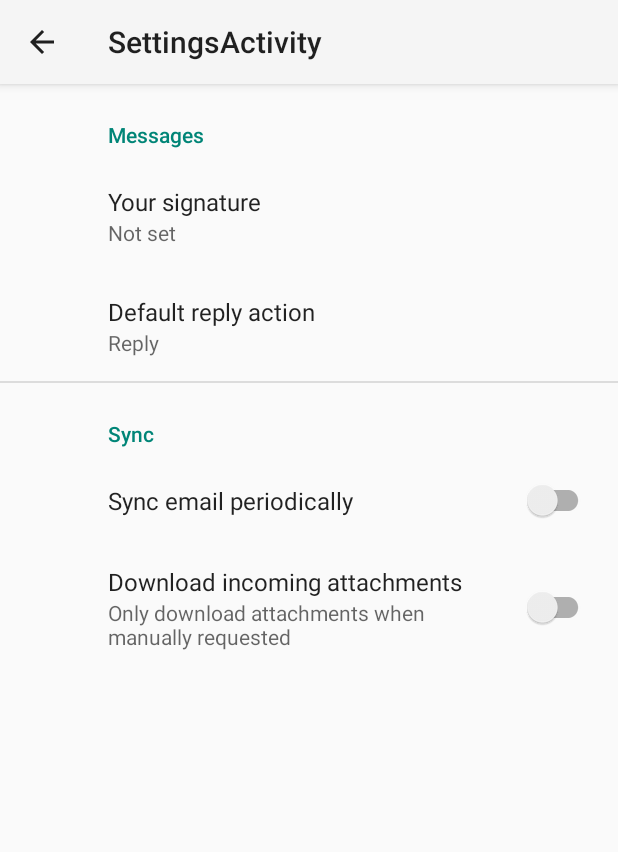
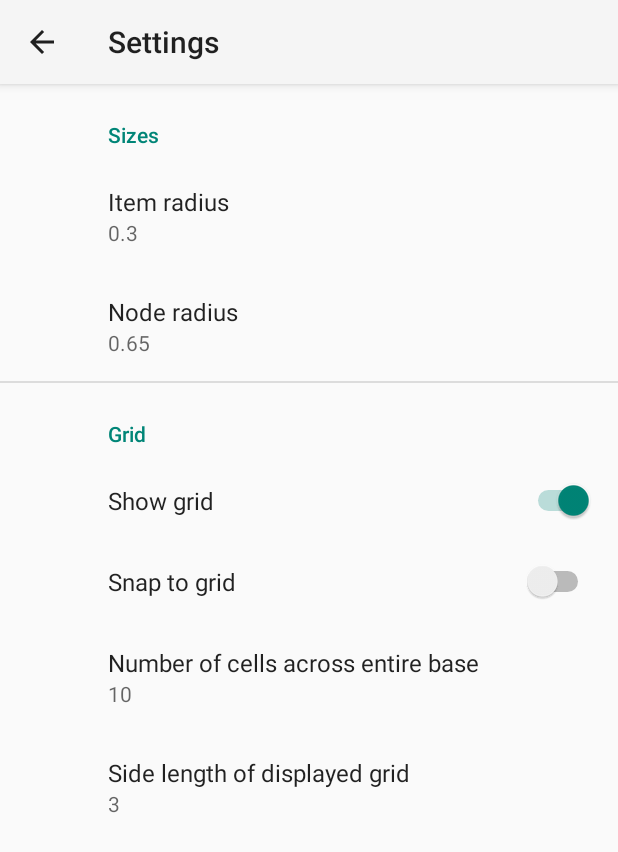
Before and after one commit to ickphum/armature, an Android app built with Jetpack Compose: the SettingsActivity screen opened directly, with no data from a screen before it, on a phone screen of 412 x 824 dp. Shown: the top 852 px of the screen. Run offline under Robolectric (Android 15) with nearby library versions, the phone set to English and light mode, and no system bars; our stand-ins replace androidx.preference.

Commit message:
Pre-holiday wip

```diff
--- a/app/src/main/AndroidManifest.xml
+++ b/app/src/main/AndroidManifest.xml
@@ -16,15 +16,20 @@
         android:icon="@mipmap/ic_launcher"
         android:label="@string/app_name"
         android:roundIcon="@mipmap/ic_launcher_round"
+        android:enableOnBackInvokedCallback="true"
         android:supportsRtl="true"
         android:theme="@style/Theme.AppCompat.Light"
         tools:targetApi="31">
         <activity
             android:name=".SettingsActivity"
+            android:configChanges="orientation|screenSize"
+
             android:parentActivityName=".MainActivity"
             android:exported="false"
             android:label="@string/title_activity_settings" />
         <activity
+            android:configChanges="orientation|screenSize"
+
             android:name=".MainActivity"
             android:exported="true"
             android:label="@string/title_activity_main"
--- a/app/src/main/java/com/ickphum/armature/MainActivity.kt
+++ b/app/src/main/java/com/ickphum/armature/MainActivity.kt
@@ -11,6 +11,7 @@ import android.widget.ImageButton
 import android.widget.ImageView
 import android.widget.LinearLayout
 import androidx.core.view.setPadding
+import androidx.preference.PreferenceManager
 
 private const val TAG = "MainActivity"
 
@@ -37,6 +38,10 @@ class MainActivity : Activity() {
         // as the ContentView for this Activity.
         surfaceView = SurfaceView(this)
         setContentView(surfaceView)
+
+        PreferenceManager.setDefaultValues(this, R.xml.root_preferences, false);
+
+//        setContentView( R.layout.settings )
 
         val params = LinearLayout.LayoutParams(
             LinearLayout.LayoutParams.MATCH_PARENT,
--- a/app/src/main/java/com/ickphum/armature/SettingsActivity.kt
+++ b/app/src/main/java/com/ickphum/armature/SettingsActivity.kt
@@ -1,8 +1,13 @@
 package com.ickphum.armature
 
+import android.content.Intent
 import android.os.Bundle
+import android.text.InputType
+import android.view.MenuItem
 import androidx.appcompat.app.AppCompatActivity
+import androidx.preference.EditTextPreference
 import androidx.preference.PreferenceFragmentCompat
+
 
 class SettingsActivity : AppCompatActivity() {
 
@@ -18,9 +23,34 @@ class SettingsActivity : AppCompatActivity() {
         supportActionBar?.setDisplayHomeAsUpEnabled(true)
     }
 
+    override fun onOptionsItemSelected(item: MenuItem): Boolean {
+        return when (item.itemId) {
+            android.R.id.home -> {
+                // app icon in action bar clicked; go home
+                val intent = Intent(this, MainActivity::class.java)
+                intent.addFlags(Intent.FLAG_ACTIVITY_CLEAR_TOP)
+                startActivity(intent)
+                true
+            }
+
+            else -> super.onOptionsItemSelected(item)
+        }
+    }
+
     class SettingsFragment : PreferenceFragmentCompat() {
+
         override fun onCreatePreferences(savedInstanceState: Bundle?, rootKey: String?) {
             setPreferencesFromResource(R.xml.root_preferences, rootKey)
+
+            val baseProportionPref: EditTextPreference? = findPreference(getString(R.string.base_proportion_key))
+            baseProportionPref?.setOnBindEditTextListener { editText ->
+                editText.inputType = InputType.TYPE_CLASS_NUMBER
+            }
+            val cellsDisplayedPref: EditTextPreference? = findPreference(getString(R.string.cells_displayed_key))
+            cellsDisplayedPref?.setOnBindEditTextListener { editText ->
+                editText.inputType = InputType.TYPE_CLASS_NUMBER
+            }
+
         }
     }
 }
--- a/app/src/main/java/com/ickphum/armature/SurfaceView.kt
+++ b/app/src/main/java/com/ickphum/armature/SurfaceView.kt
@@ -39,6 +39,8 @@ class SurfaceView(context: Context) : GLSurfaceView(context) {
 
         // Set the Renderer for drawing on the GLSurfaceView
         setRenderer(renderer)
+
+        preserveEGLContextOnPause = true
 
         // Render the view only when there is a change in the drawing data.
 //        renderMode = GLSurfaceView.RENDERMODE_WHEN_DIRTY
--- /dev/null
+++ b/app/src/main/java/com/ickphum/armature/data/Preferences.kt
@@ -0,0 +1,4 @@
+package com.ickphum.armature.data
+
+class Preferences  {
+}
--- a/app/src/main/res/values/strings.xml
+++ b/app/src/main/res/values/strings.xml
@@ -1,20 +1,28 @@
 <resources>
     <string name="app_name">Armature</string>
     <string name="title_activity_main">MainActivity</string>
-    <string name="title_activity_settings">SettingsActivity</string>
+    <string name="title_activity_settings">Settings</string>
 
     <!-- Preference Titles -->
-    <string name="messages_header">Messages</string>
-    <string name="sync_header">Sync</string>
+    <string name="grid_header">Grid</string>
+    <string name="sizes_header">Sizes</string>
 
-    <!-- Messages Preferences -->
-    <string name="signature_title">Your signature</string>
-    <string name="reply_title">Default reply action</string>
+    <!-- Grid Preferences -->
+    <string name="base_proportion">Number of cells across entire base</string>
+    <string name="cells_displayed">Side length of displayed grid</string>
+    <string name="snap_grid_title">Snap to grid</string>
+    <string name="show_grid_title">Show grid</string>
 
-    <!-- Sync Preferences -->
-    <string name="sync_title">Sync email periodically</string>
-    <string name="attachment_title">Download incoming attachments</string>
-    <string name="attachment_summary_on">Automatically download attachments for incoming emails
-    </string>
-    <string name="attachment_summary_off">Only download attachments when manually requested</string>
+    <string name="base_proportion_key" translatable="false">base_proportion</string>
+    <string name="cells_displayed_key" translatable="false">cells_displayed</string>
+    <string name="snap_grid_key" translatable="false">snap_grid</string>
+    <string name="show_grid_key" translatable="false">show_grid</string>
+
+    <!-- Size prefs -->
+    <string name="item_radius">Item radius</string>
+    <string name="node_radius">Node radius</string>
+
+    <string name="item_radius_key" translatable="false">item_radius</string>
+    <string name="node_radius_key" translatable="false">node_radius</string>
+
 </resources>
--- a/app/src/main/res/xml/root_preferences.xml
+++ b/app/src/main/res/xml/root_preferences.xml
@@ -1,35 +1,66 @@
-<PreferenceScreen xmlns:app="http://schemas.android.com/apk/res-auto">
+<PreferenceScreen xmlns:android="http://schemas.android.com/apk/res/android"
+    xmlns:app="http://schemas.android.com/apk/res-auto"
+    app:title="Prefs">
 
-    <PreferenceCategory app:title="@string/messages_header">
+    <PreferenceCategory
+        android:layout_width="wrap_content"
+        android:layout_height="wrap_content"
+        android:title="@string/sizes_header">
 
         <EditTextPreference
-            app:key="signature"
-            app:title="@string/signature_title"
+            android:layout_width="wrap_content"
+            android:layout_height="wrap_content"
+            android:defaultValue="0.3"
+            android:selectAllOnFocus="true"
+            android:singleLine="true"
+            android:title="@string/item_radius"
+            app:key="@string/item_radius_key"
             app:useSimpleSummaryProvider="true" />
+        <EditTextPreference
+            android:layout_width="wrap_content"
+            android:layout_height="wrap_content"
+            android:defaultValue="0.65"
+            android:selectAllOnFocus="true"
+            android:singleLine="true"
+            android:title="@string/node_radius"
+            app:key="@string/node_radius_key"
+            app:useSimpleSummaryProvider="true" />
+    </PreferenceCategory>
+    <PreferenceCategory
+        android:layout_width="wrap_content"
+        android:layout_height="wrap_content"
+        android:title="@string/grid_header">
 
-        <ListPreference
-            app:defaultValue="reply"
-            app:entries="@array/reply_entries"
-            app:entryValues="@array/reply_values"
-            app:key="reply"
-            app:title="@string/reply_title"
+        <SwitchPreference
+            android:layout_width="wrap_content"
+            android:layout_height="wrap_content"
+            android:defaultValue="true"
+            android:title="@string/show_grid_title"
+            app:key="@string/show_grid_key" />
+        <SwitchPreference
+            android:layout_width="wrap_content"
+            android:layout_height="wrap_content"
+            android:defaultValue="false"
+            android:title="@string/snap_grid_title"
+            app:key="@string/snap_grid_key" />
+        <EditTextPreference
+            android:layout_width="wrap_content"
+            android:layout_height="wrap_content"
+            android:defaultValue="10"
+            android:selectAllOnFocus="true"
+            android:singleLine="true"
+            android:title="@string/base_proportion"
+            app:key="@string/base_proportion_key"
             app:useSimpleSummaryProvider="true" />
-
-    </PreferenceCategory>
-
-    <PreferenceCategory app:title="@string/sync_header">
-
-        <SwitchPreferenceCompat
-            app:key="sync"
-            app:title="@string/sync_title" />
-
-        <SwitchPreferenceCompat
-            app:dependency="sync"
-            app:key="attachment"
-            app:summaryOff="@string/attachment_summary_off"
-            app:summaryOn="@string/attachment_summary_on"
-            app:title="@string/attachment_title" />
-
+        <EditTextPreference
+            android:layout_width="wrap_content"
+            android:layout_height="wrap_content"
+            android:defaultValue="3"
+            android:selectAllOnFocus="true"
+            android:singleLine="true"
+            android:title="@string/cells_displayed"
+            app:key="@string/cells_displayed_key"
+            app:useSimpleSummaryProvider="true" />
     </PreferenceCategory>
 
 </PreferenceScreen>
```
Also changed, not shown: app/src/main/java/com/ickphum/armature/Renderer.kt (+42 -22 lines), app/src/main/java/com/ickphum/armature/objects/Mesh.kt (+8 -4 lines), app/src/main/java/com/ickphum/armature/util/ShaderHelper.kt (+7 -8 lines).
